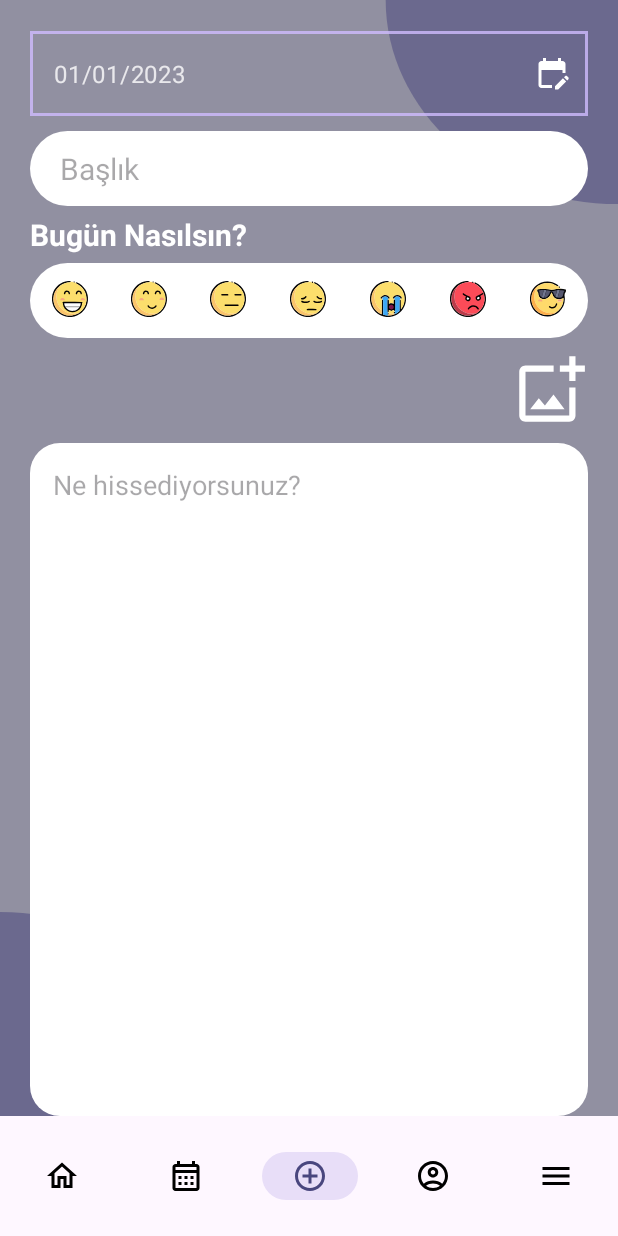
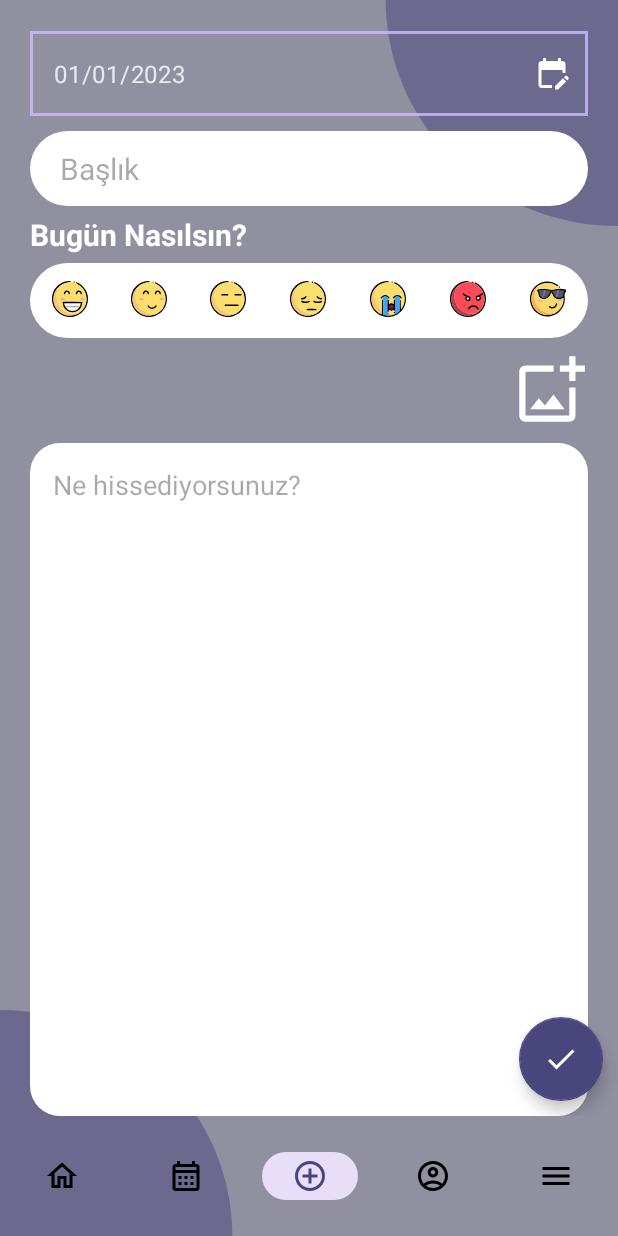
Before and after one commit to dlrdmrcn/MyDiary, an Android app: the AddDiaryFragment screen opened through its navigation route, on a phone screen of 412 x 824 dp. Run offline under Robolectric (Android 15) with nearby library versions, the phone set to English and light mode, and no system bars; our stand-ins replace Dagger/Hilt's generated code, navigation-ui; Roboto replaces fonts that are not available here.

Commit message:
AddDiaryViewModel created and firestore database registration has been completed

```diff
--- a/app/src/main/java/com/dilara/mydiary/view/AddDiaryFragment.kt
+++ b/app/src/main/java/com/dilara/mydiary/view/AddDiaryFragment.kt
@@ -16,9 +16,12 @@ import androidx.activity.result.ActivityResultLauncher
 import androidx.activity.result.contract.ActivityResultContracts
 import androidx.core.app.ActivityCompat
 import androidx.core.content.ContextCompat
+import androidx.fragment.app.viewModels
+import androidx.lifecycle.SavedStateViewModelFactory
 import com.dilara.mydiary.R
 import com.dilara.mydiary.base.BaseFragment
 import com.dilara.mydiary.databinding.FragmentAddDiaryBinding
+import com.dilara.mydiary.viewmodel.AddDiaryViewModel
 import com.google.android.material.snackbar.Snackbar
 
 class AddDiaryFragment : BaseFragment() {
@@ -26,6 +29,10 @@ class AddDiaryFragment : BaseFragment() {
     private lateinit var activityResultLauncher: ActivityResultLauncher<Intent>
     private lateinit var permissionLauncher: ActivityResultLauncher<String>
     private var selectedPicture: Uri? = null
+    private val viewModel: AddDiaryViewModel by viewModels {
+        SavedStateViewModelFactory(this.activity?.application, this)
+    }
+
     override fun onCreate(savedInstanceState: Bundle?) {
         super.onCreate(savedInstanceState)
 
@@ -53,6 +60,8 @@ class AddDiaryFragment : BaseFragment() {
 
     override fun onViewCreated(view: View, savedInstanceState: Bundle?) {
         super.onViewCreated(view, savedInstanceState)
+
+
         permissionLauncher =
             registerForActivityResult(ActivityResultContracts.RequestPermission()) { result ->
                 if (result) {
@@ -75,6 +84,15 @@ class AddDiaryFragment : BaseFragment() {
 
         binding?.addPhoto?.setOnClickListener {
             onAddPhotoClicked(view)
+        }
+
+        binding?.save?.setOnClickListener {
+            val title = binding?.diaryTitle?.text.toString()
+            val editText = binding?.writtenDiaryText?.text.toString()
+            viewModel.upload(selectedPicture, title, editText, onFailure = {}, onSuccess = {
+                val intent = Intent(activity, HomeActivity::class.java)
+                startActivity(intent)
+            })
         }
     }
 
@@ -142,5 +160,4 @@ class AddDiaryFragment : BaseFragment() {
             Intent(Intent.ACTION_PICK, MediaStore.Images.Media.EXTERNAL_CONTENT_URI)
         activityResultLauncher.launch(intentToGallery)
     }
-
 }
--- /dev/null
+++ b/app/src/main/res/drawable/icon_done.xml
@@ -0,0 +1,5 @@
+<vector android:height="24dp" android:tint="@color/white"
+    android:viewportHeight="24" android:viewportWidth="24"
+    android:width="24dp" xmlns:android="http://schemas.android.com/apk/res/android">
+    <path android:fillColor="@android:color/white" android:pathData="M9,16.2L4.8,12l-1.4,1.4L9,19 21,7l-1.4,-1.4L9,16.2z"/>
+</vector>
--- a/app/src/main/res/layout/activity_login.xml
+++ b/app/src/main/res/layout/activity_login.xml
@@ -4,7 +4,6 @@
     xmlns:tools="http://schemas.android.com/tools"
     android:layout_width="match_parent"
     android:layout_height="match_parent"
-    android:background="@drawable/main_background"
     tools:context=".view.HomeActivity">
 
     <androidx.fragment.app.FragmentContainerView
--- a/app/src/main/res/layout/fragment_add_diary.xml
+++ b/app/src/main/res/layout/fragment_add_diary.xml
@@ -5,7 +5,6 @@
     xmlns:app="http://schemas.android.com/apk/res-auto"
     android:layout_width="match_parent"
     android:layout_height="match_parent"
-    android:background="@drawable/main_background"
     tools:context=".view.AddDiaryFragment">
 
     <com.google.android.material.textfield.TextInputLayout
@@ -204,4 +203,18 @@
         app:layout_constraintStart_toStartOf="parent"
         app:layout_constraintTop_toBottomOf="@+id/add_photo"
         android:autofillHints="Ne hissediyorsunuz?" />
+
+    <com.google.android.material.floatingactionbutton.FloatingActionButton
+        android:id="@+id/save"
+        android:layout_width="wrap_content"
+        android:layout_height="wrap_content"
+        android:src="@drawable/icon_done"
+        android:contentDescription="@string/save"
+        android:layout_marginEnd="10dp"
+        android:layout_marginBottom="10dp"
+        app:layout_constraintEnd_toEndOf="parent"
+        app:layout_constraintBottom_toBottomOf="parent"
+        android:clickable="true"
+        android:focusable="true" />
+
 </androidx.constraintlayout.widget.ConstraintLayout>
--- a/app/src/main/res/layout/fragment_calendar.xml
+++ b/app/src/main/res/layout/fragment_calendar.xml
@@ -4,7 +4,6 @@
     android:layout_width="match_parent"
     android:layout_height="match_parent"
     xmlns:app="http://schemas.android.com/apk/res-auto"
-    android:background="@drawable/main_background"
     tools:context=".view.CalendarFragment">
 
     <com.google.android.material.textfield.TextInputLayout
--- a/app/src/main/res/layout/fragment_home.xml
+++ b/app/src/main/res/layout/fragment_home.xml
@@ -4,7 +4,6 @@
     xmlns:tools="http://schemas.android.com/tools"
     android:layout_width="match_parent"
     android:layout_height="match_parent"
-    android:background="@drawable/main_background"
     tools:context=".view.HomeFragment">
 
     <androidx.cardview.widget.CardView
--- a/app/src/main/res/layout/fragment_login.xml
+++ b/app/src/main/res/layout/fragment_login.xml
@@ -5,7 +5,6 @@
     xmlns:app="http://schemas.android.com/apk/res-auto"
     android:layout_width="match_parent"
     android:layout_height="match_parent"
-    android:background="@drawable/main_background"
     tools:context=".view.LoginActivity">
 
     <ImageView
--- a/app/src/main/res/layout/fragment_login_options.xml
+++ b/app/src/main/res/layout/fragment_login_options.xml
@@ -5,7 +5,6 @@
     xmlns:tools="http://schemas.android.com/tools"
     android:layout_width="match_parent"
     android:layout_height="match_parent"
-    android:background="@drawable/main_background"
     tools:context=".view.HomeActivity">
 
     <ImageView
--- a/app/src/main/res/layout/fragment_other.xml
+++ b/app/src/main/res/layout/fragment_other.xml
@@ -4,7 +4,6 @@
     android:layout_width="match_parent"
     android:layout_height="match_parent"
     xmlns:app="http://schemas.android.com/apk/res-auto"
-    android:background="@drawable/main_background"
     tools:context=".view.ProfileFragment">
 
     <LinearLayout
--- a/app/src/main/res/layout/fragment_photo_detail.xml
+++ b/app/src/main/res/layout/fragment_photo_detail.xml
@@ -5,7 +5,6 @@
     xmlns:tools="http://schemas.android.com/tools"
     android:layout_width="match_parent"
     android:layout_height="match_parent"
-    android:background="@drawable/main_background"
     tools:context=".view.PhotoDetailFragment">
 
 
--- a/app/src/main/res/layout/fragment_photos.xml
+++ b/app/src/main/res/layout/fragment_photos.xml
@@ -4,7 +4,6 @@
     xmlns:tools="http://schemas.android.com/tools"
     android:layout_width="match_parent"
     android:layout_height="match_parent"
-    android:background="@drawable/main_background"
     tools:context=".view.PhotosFragment">
 
     <TextView
--- a/app/src/main/res/layout/fragment_profile.xml
+++ b/app/src/main/res/layout/fragment_profile.xml
@@ -4,7 +4,6 @@
     android:layout_width="match_parent"
     android:layout_height="match_parent"
     xmlns:app="http://schemas.android.com/apk/res-auto"
-    android:background="@drawable/main_background"
     tools:context=".view.ProfileFragment">
 
     <ImageView
--- a/app/src/main/res/layout/fragment_sign_up.xml
+++ b/app/src/main/res/layout/fragment_sign_up.xml
@@ -5,7 +5,6 @@
     xmlns:tools="http://schemas.android.com/tools"
     android:layout_width="match_parent"
     android:layout_height="match_parent"
-    android:background="@drawable/main_background"
     tools:context=".view.LoginActivity">
 
     <ImageView
--- a/app/src/main/res/values/strings.xml
+++ b/app/src/main/res/values/strings.xml
@@ -77,6 +77,7 @@
     <string name="cancel">Vazgeç</string>
 
     <string name="permission_needed_for_gallery">Galeri için izin gerekiyor.</string>
-    <string name="give_permission">Give permission</string>
+    <string name="give_permission">İzin ver</string>
+    <string name="save">Kaydet</string>
 
 </resources>
--- a/app/src/main/res/values/themes.xml
+++ b/app/src/main/res/values/themes.xml
@@ -1,9 +1,9 @@
 <resources >
-    <style name="Base.Theme.MyDiary" parent="Theme.Material3.DayNight.NoActionBar">
+    <style name="Theme.MyDiary" parent="Theme.Material3.DayNight.NoActionBar" >
         <item name="colorPrimary">@color/main_color</item>
+        <item name="android:windowBackground">@drawable/main_background</item>
+        <item name="floatingActionButtonStyle">@style/FloatingActionButtonStyle</item>
     </style>
-
-    <style name="Theme.MyDiary" parent="Base.Theme.MyDiary" />
 
     <style name="DatePickers" parent="Theme.AppCompat.Light.Dialog">
         <item name="colorAccent">@color/date_background</item>
@@ -16,4 +16,15 @@
         <item name="android:textColorSecondaryInverse">@color/white</item>
     </style>
 
+    <style name="FloatingActionButtonStyle" parent="Widget.Design.FloatingActionButton">
+        <item name="shapeAppearanceOverlay">@style/floatingActionButton</item>
+        <item name="backgroundTint">@color/main_color</item>
+        <item name="tint">@color/white</item>
+    </style>
+
+    <style name="floatingActionButton" parent="ShapeAppearance.MaterialComponents.SmallComponent">
+        <item name="cornerSize">50%</item>
+    </style>
+
+
 </resources>
```
Also changed, not shown: app/src/main/java/com/dilara/mydiary/viewmodel/AddDiaryViewModel.kt (added, +57 -0 lines).
